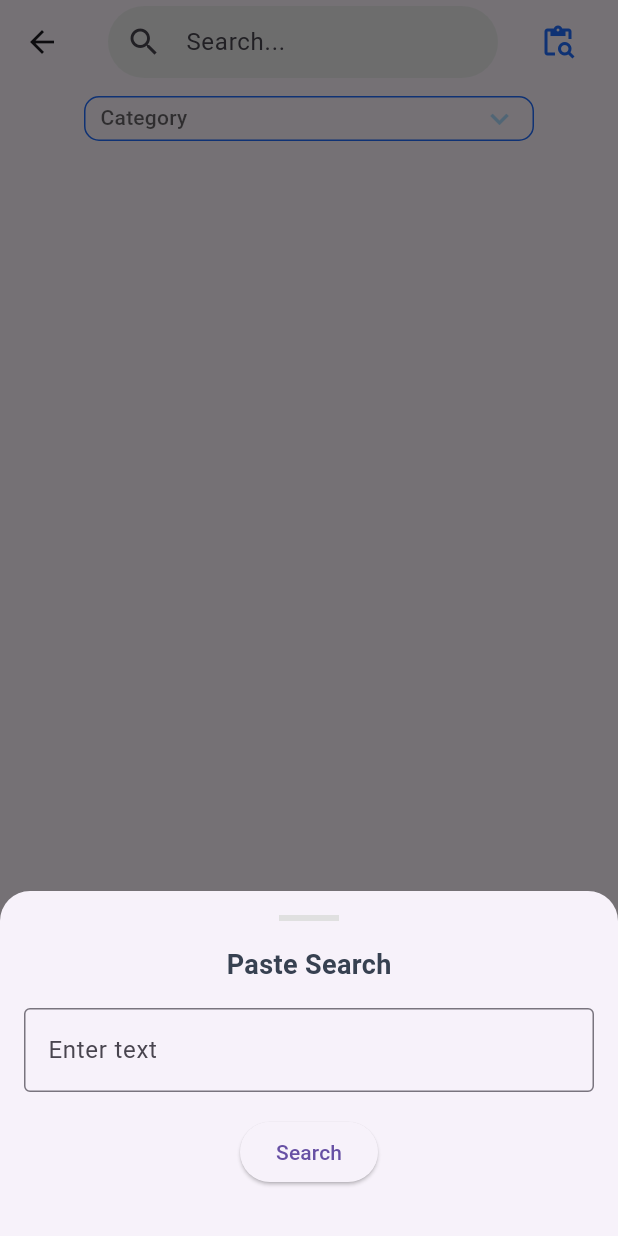
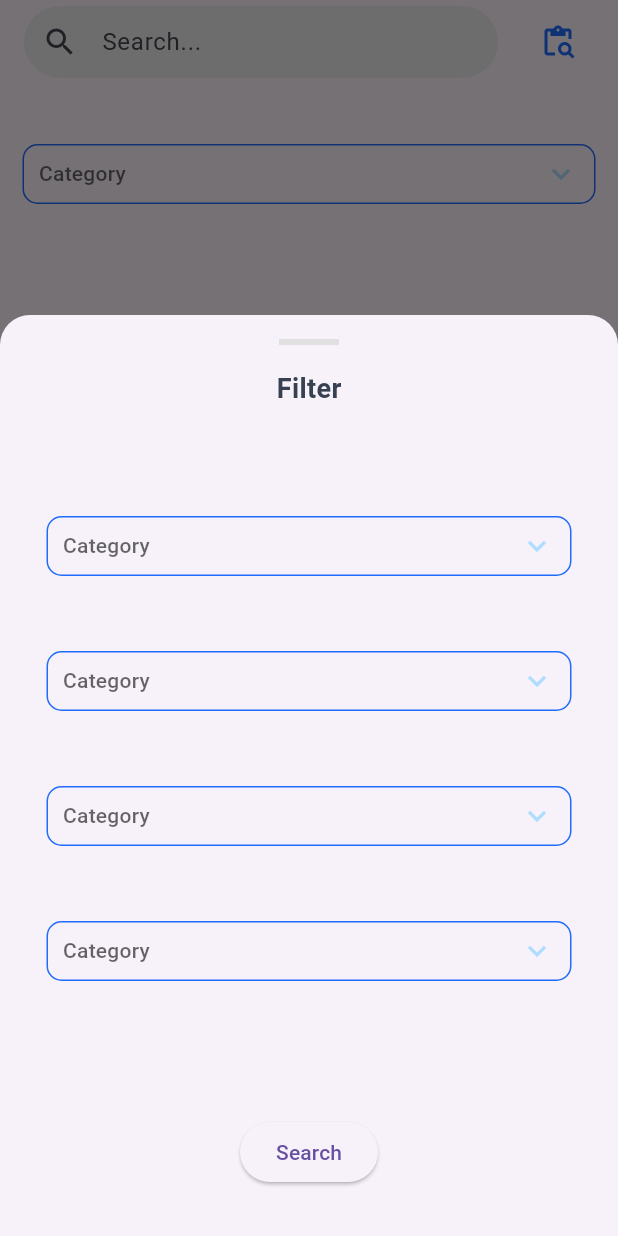
Before and after one commit to MTS-Services/Batteryqk_web-version-App-, a Flutter app: the Listings screen opened directly, after a tap on the "content paste search" icon, on a phone screen of 412 x 824 dp. Run offline on Flutter 3.47's test engine with Material 3 defaults, Android fonts, the phone set to English and light mode, and no system bars; drawn by our look-alikes of dropdown_button2.

Commit message:
add Filter

```diff
--- a/lib/common/widgets/custom_dropdown.dart
+++ b/lib/common/widgets/custom_dropdown.dart
@@ -18,7 +18,7 @@ class _CustomDropdownButtonState extends State<CustomDropdownButton> {
   @override
   Widget build(BuildContext context) {
     return Padding(
-      padding: const EdgeInsets.all(8.0),
+      padding: const EdgeInsets.symmetric(vertical: 25),
       child: Center(
         child: DropdownButtonHideUnderline(
           child: DropdownButton2<String>(
@@ -50,8 +50,9 @@ class _CustomDropdownButtonState extends State<CustomDropdownButton> {
                 )
               ),
               padding: EdgeInsets.symmetric(horizontal: 10),
-              height: 30,
-              width: 300,
+
+              height: 40,
+              width: double.infinity,
             ),
           ),
         ),
--- a/lib/features/authentication/views/listings.dart
+++ b/lib/features/authentication/views/listings.dart
@@ -59,15 +59,21 @@ class _ListingsState extends State<Listings> {
                         children: [
                           Container(height: 4, width: 40, color: Colors.grey[300]),
                           const SizedBox(height: 16),
-                          const Text('Paste Search', style: TextStyle(fontSize: 18, fontWeight: FontWeight.bold)),
+                          const Text('Filter', style: TextStyle(fontSize: 18, fontWeight: FontWeight.bold)),
                           const SizedBox(height: 16),
-                          TextField(
-                            decoration: const InputDecoration(
-                              labelText: 'Enter text',
-                              border: OutlineInputBorder(),
+                          const SizedBox(height: 16),
+                          Padding(
+                            padding: const EdgeInsets.all(15),
+                            child: Column(
+                              children: [
+                                CustomDropdownButton(countyList: categoryList,listType: 'Category',),
+                                CustomDropdownButton(countyList: categoryList,listType: 'Category',),
+                                CustomDropdownButton(countyList: categoryList,listType: 'Category',),
+                                CustomDropdownButton(countyList: categoryList,listType: 'Category',),
+                                SizedBox(height: 50,)
+                              ],
                             ),
                           ),
-                          const SizedBox(height: 16),
                           ElevatedButton(
                             onPressed: () {
                               // Do something with the input
@@ -86,10 +92,13 @@ class _ListingsState extends State<Listings> {
           ],
         ),
       ),
-      body: Column(
-        children: [
-          CustomDropdownButton(countyList: categoryList,listType: 'Category',),
-        ],
+      body: Padding(
+        padding: const EdgeInsets.all(15),
+        child: Column(
+          children: [
+            CustomDropdownButton(countyList: categoryList,listType: 'Category',),
+          ],
+        ),
       ),
     );
   }
--- a/lib/main.dart
+++ b/lib/main.dart
@@ -22,7 +22,8 @@ class MyApp extends StatelessWidget {
   Widget build(BuildContext context) {
     return MaterialApp(
 
-      home: BookScreen(),
+      home: Listings(),
+
       debugShowCheckedModeBanner: false,
       theme: ThemeData(
         canvasColor: Colors.white,
```
